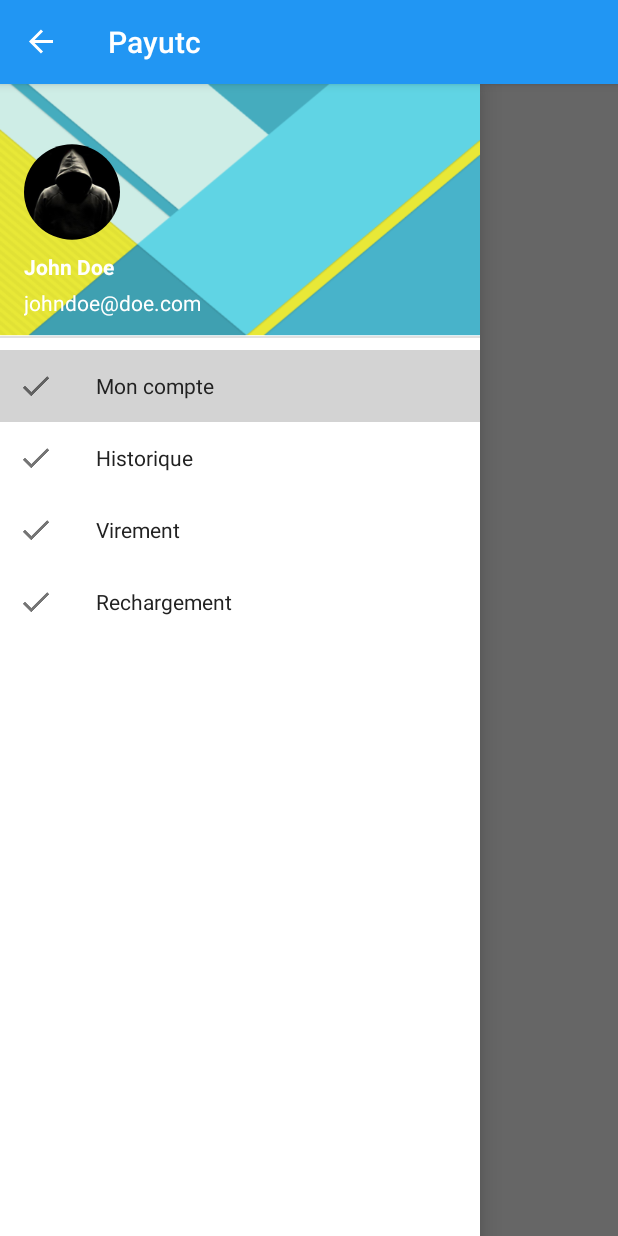
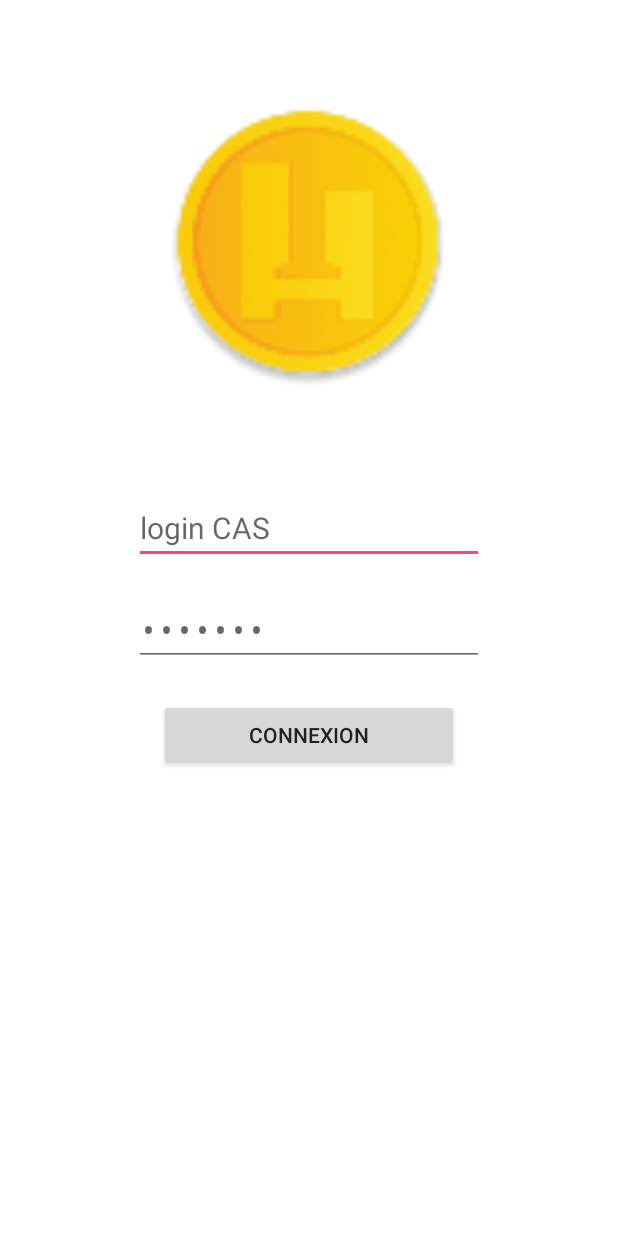
Before and after one commit to Frix-x/PayUTC-Android, an Android app: the screen it shows after launch (MainActivity before the commit, LoginActivity after it), on a phone screen of 412 x 824 dp. Run offline under Robolectric (Android 15) with nearby library versions, the phone set to English and light mode, and no system bars.

Commit message:
Login activity added and 'menu setting' deleted on all activities

```diff
--- a/app/src/main/AndroidManifest.xml
+++ b/app/src/main/AndroidManifest.xml
@@ -10,9 +10,12 @@
         <activity
             android:name=".MainActivity"
             android:label="@string/app_name" >
+        </activity>
+        <activity
+            android:name=".LoginActivity"
+            android:label="@string/title_activity_login" >
             <intent-filter>
                 <action android:name="android.intent.action.MAIN" />
-
                 <category android:name="android.intent.category.LAUNCHER" />
             </intent-filter>
         </activity>
--- /dev/null
+++ b/app/src/main/java/fr/utc/frixx/payutc_android/LoginActivity.java
@@ -0,0 +1,16 @@
+package fr.utc.frixx.payutc_android;
+
+import android.os.Bundle;
+import android.support.v7.app.AppCompatActivity;
+import android.view.MenuItem;
+
+
+public class LoginActivity extends AppCompatActivity {
+
+    @Override
+    protected void onCreate(Bundle savedInstanceState) {
+        super.onCreate(savedInstanceState);
+        setContentView(R.layout.activity_login);
+    }
+
+}
--- a/app/src/main/java/fr/utc/frixx/payutc_android/MainActivity.java
+++ b/app/src/main/java/fr/utc/frixx/payutc_android/MainActivity.java
@@ -68,34 +68,6 @@ public class MainActivity extends AppCompatActivity
 
 
     @Override
-    public boolean onCreateOptionsMenu(Menu menu) {
-        if (!mNavigationDrawerFragment.isDrawerOpen()) {
-            // Only show items in the action bar relevant to this screen
-            // if the drawer is not showing. Otherwise, let the drawer
-            // decide what to show in the action bar.
-            getMenuInflater().inflate(R.menu.main, menu);
-            return true;
-        }
-        return super.onCreateOptionsMenu(menu);
-    }
-
-
-    @Override
-    public boolean onOptionsItemSelected(MenuItem item) {
-        // Handle action bar item clicks here. The action bar will
-        // automatically handle clicks on the Home/Up button, so long
-        // as you specify a parent activity in AndroidManifest.xml.
-        int id = item.getItemId();
-
-        //noinspection SimplifiableIfStatement
-        if (id == R.id.action_settings) {
-            return true;
-        }
-
-        return super.onOptionsItemSelected(item);
-    }
-
-    @Override
     public void onFragmentInteraction(Uri uri) {
         System.out.println("TEST");
     }
--- /dev/null
+++ b/app/src/main/res/layout/activity_login.xml
@@ -0,0 +1,58 @@
+<RelativeLayout xmlns:android="http://schemas.android.com/apk/res/android"
+    xmlns:tools="http://schemas.android.com/tools"
+    android:layout_width="match_parent"
+    android:layout_height="match_parent"
+    android:paddingLeft="@dimen/activity_horizontal_margin"
+    android:paddingRight="@dimen/activity_horizontal_margin"
+    android:paddingTop="@dimen/activity_vertical_margin"
+    android:paddingBottom="@dimen/activity_vertical_margin"
+    tools:context="fr.utc.frixx.payutc_android.LoginActivity"
+    android:orientation="horizontal">
+
+    <ImageView
+        android:layout_width="@android:dimen/thumbnail_width"
+        android:layout_height="@android:dimen/thumbnail_height"
+        android:id="@+id/imageView"
+        android:src="@mipmap/ic_launcher"
+        android:scaleType="fitCenter"
+        android:layout_alignParentTop="true"
+        android:layout_centerHorizontal="true"
+        android:layout_marginTop="50dp" />
+
+    <EditText
+        android:layout_width="wrap_content"
+        android:layout_height="wrap_content"
+        android:inputType="textPersonName"
+        android:hint="@string/loginCAS"
+        android:ems="10"
+        android:id="@+id/txtUsername"
+        android:layout_marginTop="70dp"
+        android:layout_below="@+id/imageView"
+        android:layout_centerHorizontal="true"
+        android:textAppearance="@color/accent_material_light"
+        android:textSize="20sp" />
+
+    <EditText
+        android:layout_width="wrap_content"
+        android:layout_height="wrap_content"
+        android:inputType="textPassword"
+        android:hint="@string/txtMDP"
+        android:ems="10"
+        android:id="@+id/txtPassword"
+        android:layout_below="@+id/txtUsername"
+        android:layout_centerHorizontal="true"
+        android:layout_marginTop="20dp"
+        android:textAppearance="@color/accent_material_light"
+        android:textSize="20sp" />
+
+    <Button
+        android:layout_width="200dp"
+        android:layout_height="wrap_content"
+        android:text="@string/btn_Connect"
+        android:id="@+id/btnConnect"
+        android:layout_alignParentTop="true"
+        android:layout_centerHorizontal="true"
+        android:layout_marginTop="450dp" />
+
+
+</RelativeLayout>
--- a/app/src/main/res/menu/main.xml
+++ /dev/null
@@ -1,3 +0,0 @@
-<menu xmlns:android="http://schemas.android.com/apk/res/android">
-    <item android:id="@+id/action_settings" android:title="@string/action_settings" />
-</menu>
--- /dev/null
+++ b/app/src/main/res/values-w820dp/dimens.xml
@@ -0,0 +1,6 @@
+<resources>
+    <!-- Example customization of dimensions originally defined in res/values/dimens.xml
+         (such as screen margins) for screens with more than 820dp of available width. This
+         would include 7" and 10" devices in landscape (~960dp and ~1280dp respectively). -->
+    <dimen name="activity_horizontal_margin">64dp</dimen>
+</resources>
--- a/app/src/main/res/values/strings.xml
+++ b/app/src/main/res/values/strings.xml
@@ -1,7 +1,16 @@
 <resources>
+
+    <!-- Main Activity -->
     <string name="app_name">Payutc</string>
     <string name="drawer_open">Menu opened</string>
     <string name="drawer_close">Menu closed</string>
     <string name="action_settings">Settings</string>
     <string name="account_fragment">Mon compte</string>
+
+    <!-- Login Activity -->
+    <string name="title_activity_login">Login</string>
+    <string name="btn_Connect">Connexion</string>
+    <string name="loginCAS">login CAS</string>
+    <string name="txtMDP">•••••••</string>
+
 </resources>
```
